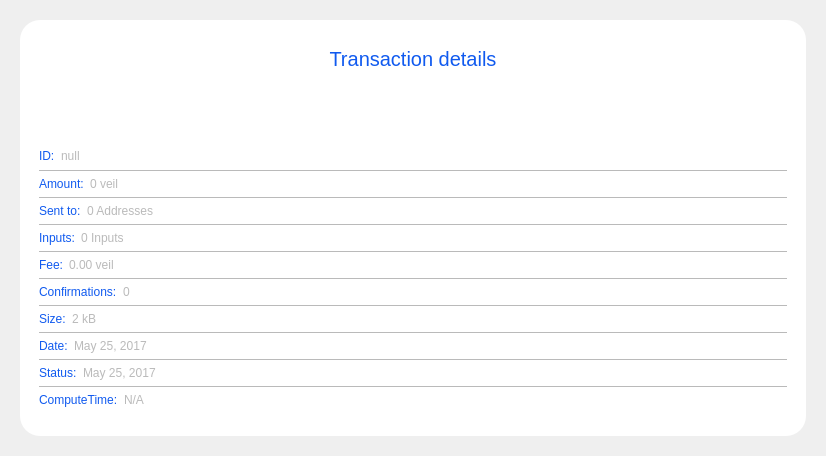
Before: the Qt Designer form src/qt/veil/forms/transactiondetaildialog.ui in Veil-Project/veil, drawn with Qt 5.
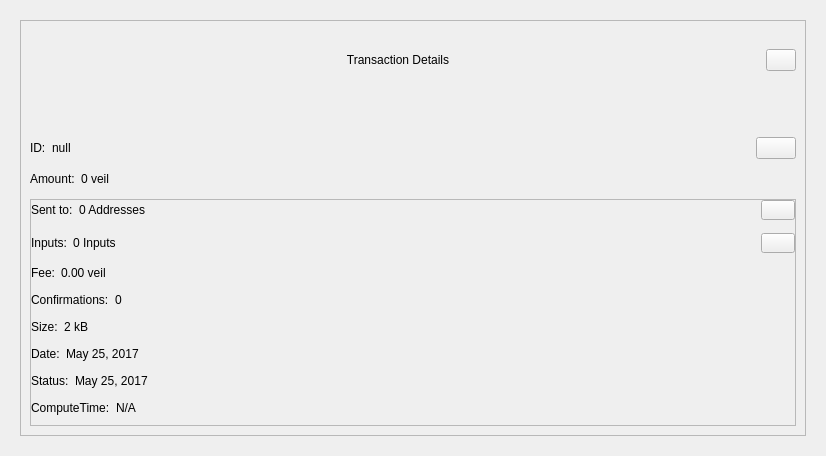
After: the same form once the commit is applied. Icons and pictures are not drawn.

Patch:
```diff
--- a/src/qt/veil/forms/transactiondetaildialog.ui
+++ b/src/qt/veil/forms/transactiondetaildialog.ui
@@ -19,9 +19,6 @@
         <property name="windowTitle">
             <string>Form</string>
         </property>
-        <property name="styleSheet">
-            <string notr="true">color:#bababa;</string>
-        </property>
         <layout class="QVBoxLayout" name="verticalLayout_3">
             <property name="spacing">
                 <number>0</number>
@@ -40,14 +37,6 @@
             </property>
             <item>
                 <widget class="QFrame" name="frame">
-                    <property name="styleSheet">
-                        <string notr="true">#frame{
-                            background-color: white;
-                            padding: 10px 10px 10px 10px;
-                            border-radius:20px;
-                            }
-                        </string>
-                    </property>
                     <property name="frameShape">
                         <enum>QFrame::StyledPanel</enum>
                     </property>
@@ -65,23 +54,17 @@
                                         <property name="minimumSize">
                                             <size>
                                                 <width>0</width>
-                                                <height>40</height>
+                                                <height>60</height>
                                             </size>
                                         </property>
                                         <property name="maximumSize">
                                             <size>
                                                 <width>16777215</width>
-                                                <height>40</height>
+                                                <height>60</height>
                                             </size>
                                         </property>
-                                        <property name="styleSheet">
-                                            <string notr="true">color:#105aef;
-                                                font-size:20px;
-                                                padding-left:30px;
-                                            </string>
-                                        </property>
                                         <property name="text">
-                                            <string>Transaction details</string>
+                                            <string>Transaction Details</string>
                                         </property>
                                         <property name="alignment">
                                             <set>Qt::AlignCenter</set>
@@ -108,16 +91,6 @@
                                         <property name="focusPolicy">
                                             <enum>Qt::NoFocus</enum>
                                         </property>
-                                        <property name="styleSheet">
-                                            <string notr="true">#btnEsc {
-                                                background-color:transparent;
-                                                border:0px;
-                                                }
-
-                                                #btnEsc:hover {
-                                                }
-                                            </string>
-                                        </property>
                                         <property name="text">
                                             <string/>
                                         </property>
@@ -159,9 +132,6 @@
                                                 <height>16777215</height>
                                             </size>
                                         </property>
-                                        <property name="styleSheet">
-                                            <string notr="true">color:#105aef;</string>
-                                        </property>
                                         <property name="text">
                                             <string>ID:</string>
                                         </property>
@@ -188,15 +158,6 @@
                                         <property name="cursor">
                                             <cursorShape>PointingHandCursor</cursorShape>
                                         </property>
-                                        <property name="styleSheet">
-                                            <string notr="true">QPushButton {
-                                                    border:  none;
-                                                    background-color:#ffffff;
-                                                    color: #707070;
-                                                    font-size: 14px;
-                                                }
-                                            </string>
-                                        </property>
                                         <property name="text">
                                             <string/>
                                         </property>
@@ -216,9 +177,6 @@
                                         <height>1</height>
                                     </size>
                                 </property>
-                                <property name="styleSheet">
-                                    <string notr="true">background-color:#bababa;</string>
-                                </property>
                                 <property name="text">
                                     <string/>
                                 </property>
@@ -234,9 +192,6 @@
                                                 <height>16777215</height>
                                             </size>
                                         </property>
-                                        <property name="styleSheet">
-                                            <string notr="true">color:#105aef;</string>
-                                        </property>
                                         <property name="text">
                                             <string>Amount:</string>
                                         </property>
@@ -259,9 +214,6 @@
                                         <height>1</height>
                                     </size>
                                 </property>
-                                <property name="styleSheet">
-                                    <string notr="true">background-color:#bababa;</string>
-                                </property>
                                 <property name="text">
                                     <string/>
                                 </property>
@@ -269,17 +221,6 @@
                         </item>
                         <item>
                             <widget class="QFrame" name="frameContainer">
-                                <property name="styleSheet">
-                                    <string notr="true">#frameContainer{
-                                        background-color: white;
-                                        padding: 0px 0px 0px 0px;
-                                        border-style: none;
-                                        border-color: transparent;
-                                        border-width: 0px;
-                                        border-radius: 0px;
-                                        }
-                                    </string>
-                                </property>
                                 <property name="frameShape">
                                     <enum>QFrame::StyledPanel</enum>
                                 </property>
@@ -321,9 +262,6 @@
                                                             <height>16777215</height>
                                                         </size>
                                                     </property>
-                                                    <property name="styleSheet">
-                                                        <string notr="true">color:#105aef;</string>
-                                                    </property>
                                                     <property name="text">
                                                         <string>Sent to:</string>
                                                     </property>
@@ -350,14 +288,6 @@
                                                             <height>20</height>
                                                         </size>
                                                     </property>
-                                                    <property name="styleSheet">
-                                                        <string notr="true">background-color:transparent;
-                                                            border:0;
-                                                            background-image: url(&quot;:/res/ic-arrow-down.png&quot;) ;
-                                                            background-repeat:no-repeat;
-                                                            background-position:center;
-                                                        </string>
-                                                    </property>
                                                     <property name="text">
                                                         <string/>
                                                     </property>
@@ -373,9 +303,6 @@
                                                     <height>1</height>
                                                 </size>
                                             </property>
-                                            <property name="styleSheet">
-                                                <string notr="true">background-color:#bababa;</string>
-                                            </property>
                                             <property name="text">
                                                 <string/>
                                             </property>
@@ -397,9 +324,6 @@
                                                             <height>16777215</height>
                                                         </size>
                                                     </property>
-                                                    <property name="styleSheet">
-                                                        <string notr="true">color:#105aef;</string>
-                                                    </property>
                                                     <property name="text">
                                                         <string>Inputs:</string>
                                                     </property>
@@ -420,14 +344,6 @@
                                                             <height>20</height>
                                                         </size>
                                                     </property>
-                                                    <property name="styleSheet">
-                                                        <string notr="true">background-color:transparent;
-                                                            border:0;
-                                                            background-image: url(&quot;:/res/ic-arrow-down.png&quot;) ;
-                                                            background-repeat:no-repeat;
-                                                            background-position:center;
-                                                        </string>
-                                                    </property>
                                                     <property name="text">
                                                         <string/>
                                                     </property>
@@ -443,9 +359,6 @@
                                                     <height>1</height>
                                                 </size>
                                             </property>
-                                            <property name="styleSheet">
-                                                <string notr="true">background-color:#bababa;</string>
-                                            </property>
                                             <property name="text">
                                                 <string/>
                                             </property>
@@ -461,9 +374,6 @@
                                                             <height>16777215</height>
                                                         </size>
                                                     </property>
-                                                    <property name="styleSheet">
-                                                        <string notr="true">color:#105aef;</string>
-                                                    </property>
                                                     <property name="text">
                                                         <string>Fee:</string>
                                                     </property>
@@ -486,9 +396,6 @@
                                                     <height>1</height>
                                                 </size>
                                             </property>
-                                            <property name="styleSheet">
-                                                <string notr="true">background-color:#bababa;</string>
-                                            </property>
                                             <property name="text">
                                                 <string/>
                                             </property>
@@ -504,9 +411,6 @@
                                                             <height>16777215</height>
                                                         </size>
                                                     </property>
-                                                    <property name="styleSheet">
-                                                        <string notr="true">color:#105aef;</string>
-                                                    </property>
                                                     <property name="text">
                                                         <string>Confirmations:</string>
                                                     </property>
@@ -529,9 +433,6 @@
                                                     <height>1</height>
                                                 </size>
                                             </property>
-                                            <property name="styleSheet">
-                                                <string notr="true">background-color:#bababa;</string>
-                                            </property>
                                             <property name="text">
                                                 <string/>
                                             </property>
@@ -547,9 +448,6 @@
                                                             <height>16777215</height>
                                                         </size>
                                                     </property>
-                                                    <property name="styleSheet">
-                                                        <string notr="true">color:#105aef;</string>
-                                                    </property>
                                                     <property name="text">
                                                         <string>Size:</string>
                                                     </property>
@@ -572,9 +470,6 @@
                                                     <height>1</height>
                                                 </size>
                                             </property>
-                                            <property name="styleSheet">
-                                                <string notr="true">background-color:#bababa;</string>
-                                            </property>
                                             <property name="text">
                                                 <string/>
                                             </property>
@@ -590,9 +485,6 @@
                                                             <height>16777215</height>
                                                         </size>
                                                     </property>
-                                                    <property name="styleSheet">
-                                                        <string notr="true">color:#105aef;</string>
-                                                    </property>
                                                     <property name="text">
                                                         <string>Date:</string>
                                                     </property>
@@ -615,9 +507,6 @@
                                                     <height>1</height>
                                                 </size>
                                             </property>
-                                            <property name="styleSheet">
-                                                <string notr="true">background-color:#bababa;</string>
-                                            </property>
                                             <property name="text">
                                                 <string/>
                                             </property>
@@ -633,9 +522,6 @@
                                                             <height>16777215</height>
                                                         </size>
                                                     </property>
-                                                    <property name="styleSheet">
-                                                        <string notr="true">color:#105aef;</string>
-                                                    </property>
                                                     <property name="text">
                                                         <string>Status:</string>
                                                     </property>
@@ -658,9 +544,6 @@
                                                     <height>1</height>
                                                 </size>
                                             </property>
-                                            <property name="styleSheet">
-                                                <string notr="true">background-color:#bababa;</string>
-                                            </property>
                                             <property name="text">
                                                 <string/>
                                             </property>
@@ -676,9 +559,6 @@
                                                             <height>16777215</height>
                                                         </size>
                                                     </property>
-                                                    <property name="styleSheet">
-                                                        <string notr="true">color:#105aef;</string>
-                                                    </property>
                                                     <property name="text">
                                                         <string>ComputeTime:</string>
                                                     </property>
```
